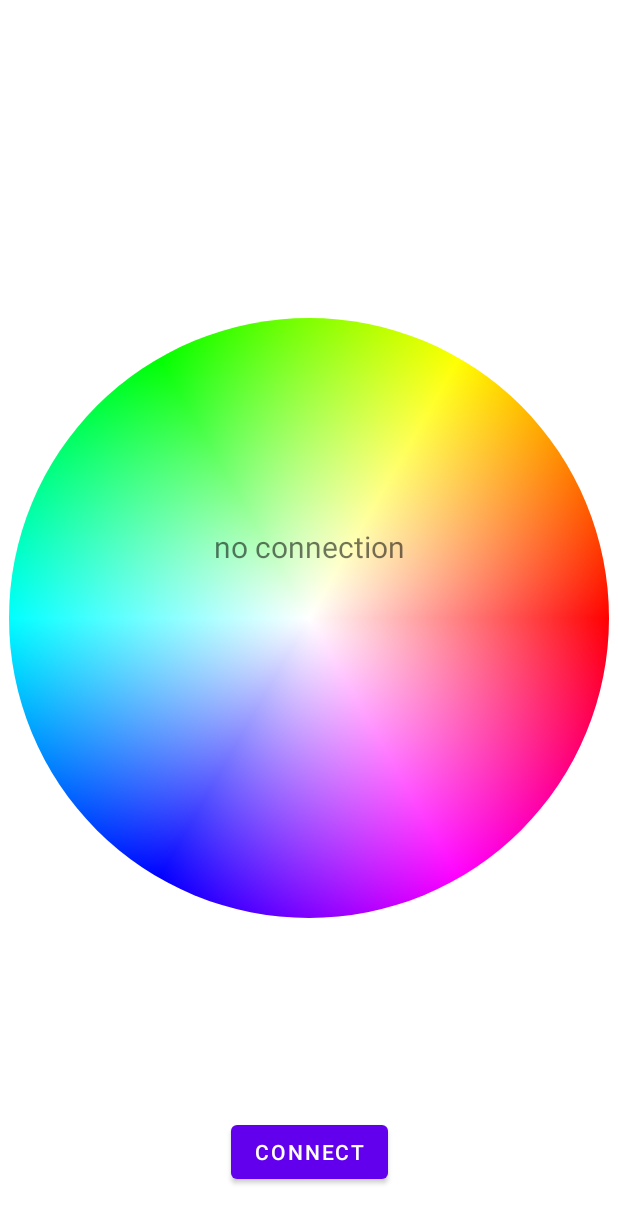
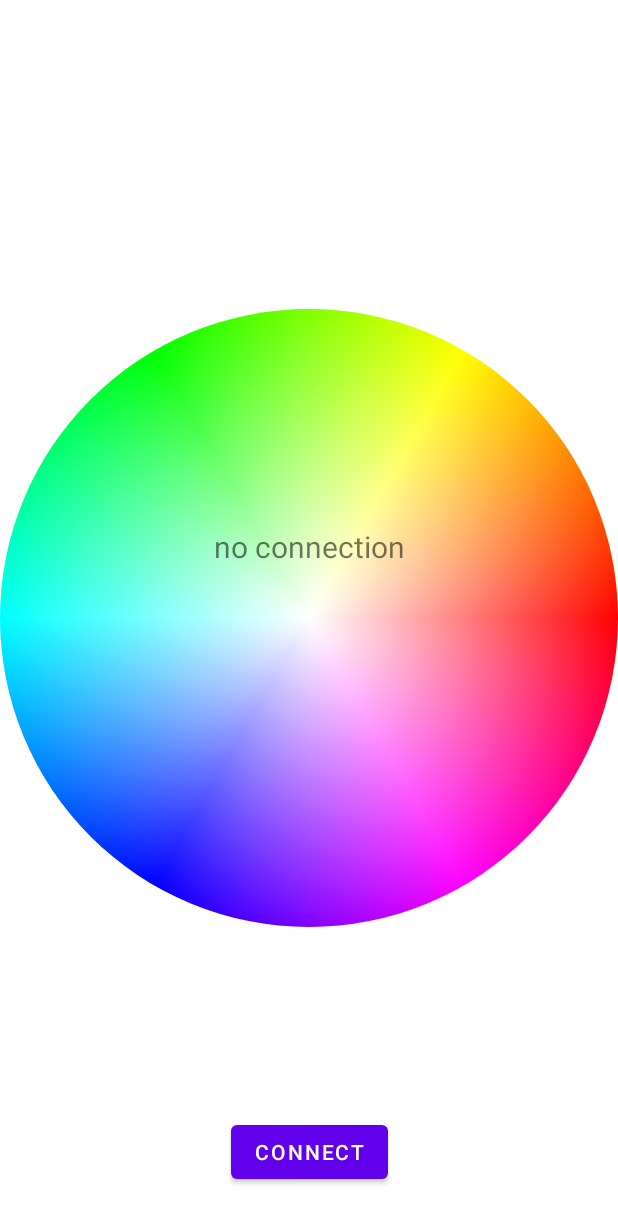
Before and after one commit to IvanNehaev/SmartLed, an Android app: the screen it shows after launch (MainActivity), on a phone screen of 412 x 824 dp. Shown: the top 1223 px of the screen. Run offline under Robolectric (Android 15) with nearby library versions, the phone set to English and light mode, and no system bars; our stand-ins replace Dagger/Hilt's generated code.

Commit message:
just little changes

```diff
--- a/app/src/main/res/layout/fragment_connection.xml
+++ b/app/src/main/res/layout/fragment_connection.xml
@@ -7,8 +7,8 @@
 
     <com.nekhaev.android.smartled.presentation.views.ColorPickerView
         android:id="@+id/customView"
-        android:layout_width="400dp"
-        android:layout_height="400dp"
+        android:layout_width="match_parent"
+        android:layout_height="match_parent"
         app:layout_constraintBottom_toBottomOf="parent"
         app:layout_constraintEnd_toEndOf="parent"
         app:layout_constraintStart_toStartOf="parent"
```
